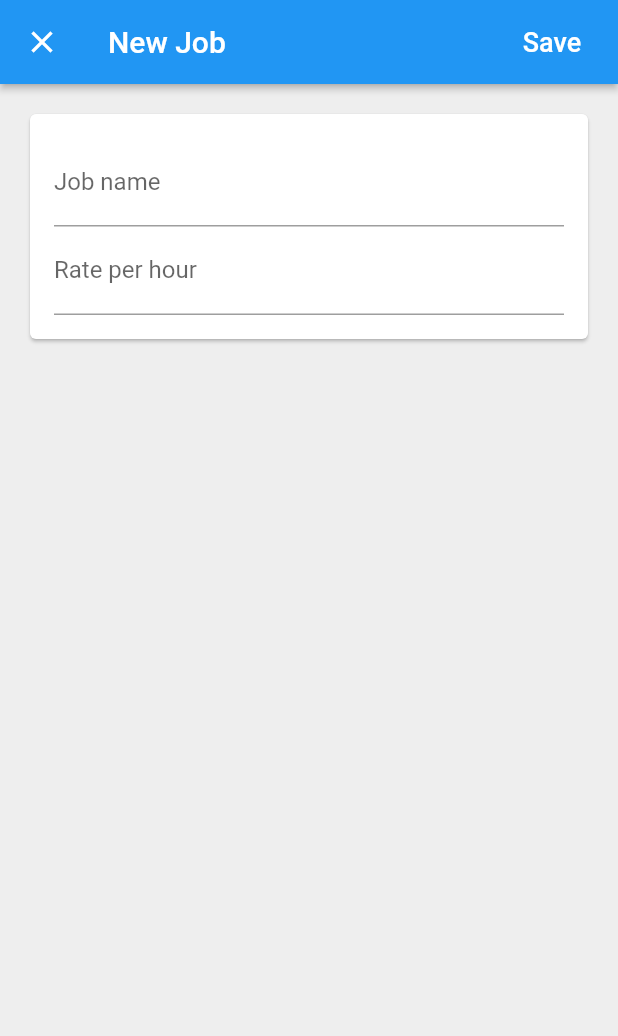
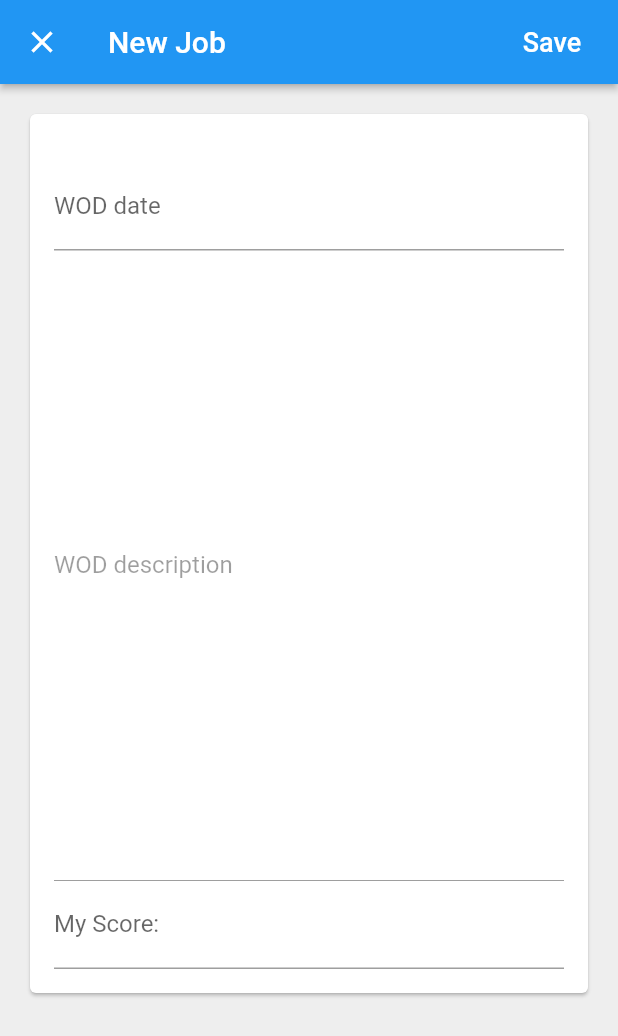
Before and after one commit to cyberian-coder/wodka, a Flutter app: the screen it shows once a user with an empty profile is signed in, after a tap on the "add" icon, on a phone screen of 412 x 824 dp. Shown: the top 1036 px of the screen. Run offline on Flutter 3.47's test engine with Material 2 defaults, Android fonts, the phone set to English and light mode, and no system bars; our stand-ins replace cloud_firestore, firebase_auth, firebase_core, google_sign_in, rxdart; accounts and stored records are empty; network calls fail.

Commit message:
modify EditJobPage

```diff
--- a/lib/app/home/jobs/edit_job_page.dart
+++ b/lib/app/home/jobs/edit_job_page.dart
@@ -34,6 +34,8 @@ class _EditJobPageState extends State<EditJobPage> {
 
   String _name;
   int _ratePerHour;
+  String _wodDescription;
+  String _myScore;
 
   @override
   void initState() {
@@ -41,6 +43,8 @@ class _EditJobPageState extends State<EditJobPage> {
     if (widget.job != null) {
       _name = widget.job.name;
       _ratePerHour = widget.job.ratePerHour;
+      _wodDescription = widget.job.wodDescription;
+      _myScore = widget.job.myScore;
     }
   }
 
@@ -70,7 +74,12 @@ class _EditJobPageState extends State<EditJobPage> {
           );
         } else {
           final id = widget.job?.id ?? documentIdFromCurrentDate();
-          final job = Job(id: id, name: _name, ratePerHour: _ratePerHour);
+          final job = Job(
+              id: id,
+              name: _name,
+              ratePerHour: _ratePerHour,
+              myScore: _myScore,
+              wodDescription: _wodDescription);
           await widget.database.setJob(job);
           Navigator.of(context).pop();
         }
@@ -131,18 +140,28 @@ class _EditJobPageState extends State<EditJobPage> {
 
   List<Widget> _buildChildren() {
     return [
+      Text(''),
       TextFormField(
-        decoration: InputDecoration(labelText: 'Job name'),
+        decoration: InputDecoration(labelText: 'WOD date'),
         initialValue: _name,
         validator: (value) => value.isNotEmpty ? null : 'Name can\'t be empty',
         onSaved: (value) => _name = value,
       ),
       TextFormField(
-        decoration: InputDecoration(labelText: 'Rate per hour'),
-        initialValue: _ratePerHour != null ? '$_ratePerHour' : null,
+        enabled: false,
+        minLines: 20,
+        maxLines: 20,
+        decoration: InputDecoration(labelText: 'WOD description'),
+        initialValue: _wodDescription,
+        validator: (value) => value.isNotEmpty ? null : 'Name can\'t be empty',
+        onSaved: (value) => _wodDescription = value,
+      ),
+      TextFormField(
+        decoration: InputDecoration(labelText: 'My Score:'),
+        initialValue: _myScore != null ? '$_myScore' : '',
         keyboardType:
             TextInputType.numberWithOptions(signed: false, decimal: false),
-        onSaved: (value) => _ratePerHour = int.tryParse(value) ?? 0,
+        onSaved: (value) => _myScore = value,
       ),
     ];
   }
--- a/lib/app/home/jobs/job_list_tile.dart
+++ b/lib/app/home/jobs/job_list_tile.dart
@@ -1,4 +1,5 @@
 import 'package:flutter/material.dart';
+import 'package:wodka/app/home/job_entries/format.dart';
 import 'package:wodka/app/home/models/job.dart';
 
 class JobListTile extends StatelessWidget {
@@ -9,10 +10,24 @@ class JobListTile extends StatelessWidget {
 
   @override
   Widget build(BuildContext context) {
-    return ListTile(
-      title: Text(job.name),
-      trailing: Icon(Icons.chevron_right),
-      onTap: onTap,
+    final DateTime date = DateTime.now();
+    return Card(
+      child: Column(
+        children: [
+          ListTile(
+            title: Center(
+                child: Text('${Format.dayOfWeek(date)}, ${Format.date(date)}')),
+          ),
+          Divider(),
+          ListTile(title: Text(job.wodDescription)),
+          Divider(),
+          ListTile(
+            title: Text('My score: ${job.myScore}'),
+            trailing: Icon(Icons.chevron_right),
+            onTap: onTap,
+          ),
+        ],
+      ),
     );
   }
 }
--- a/lib/app/home/models/job.dart
+++ b/lib/app/home/models/job.dart
@@ -1,9 +1,17 @@
 import 'package:flutter/foundation.dart';
 
 class Job {
-  Job({@required this.id, @required this.name, @required this.ratePerHour});
+  Job({
+    @required this.id,
+    this.name,
+    this.ratePerHour,
+    this.wodDescription,
+    this.myScore,
+  });
   final String id;
   final String name;
+  final String wodDescription;
+  final String myScore;
   final int ratePerHour;
 
   factory Job.fromMap(Map<String, dynamic> data, String documentId) {
@@ -12,10 +20,14 @@ class Job {
     }
     final String name = data['name'];
     final int ratePerHour = data['ratePerHour'];
+    final String wodDescription = data['wodDescription'];
+    final String myScore = data['myScore'];
     return Job(
       id: documentId,
       name: name,
       ratePerHour: ratePerHour,
+      wodDescription: wodDescription,
+      myScore: myScore,
     );
   }
 
@@ -23,6 +35,8 @@ class Job {
     return {
       'name': name,
       'ratePerHour': ratePerHour,
+      'wodDescription': wodDescription,
+      'myScore': myScore,
     };
   }
 }
```
Also changed, not shown: lib/app/home/jobs/jobs_page.dart (+24 -8 lines).
